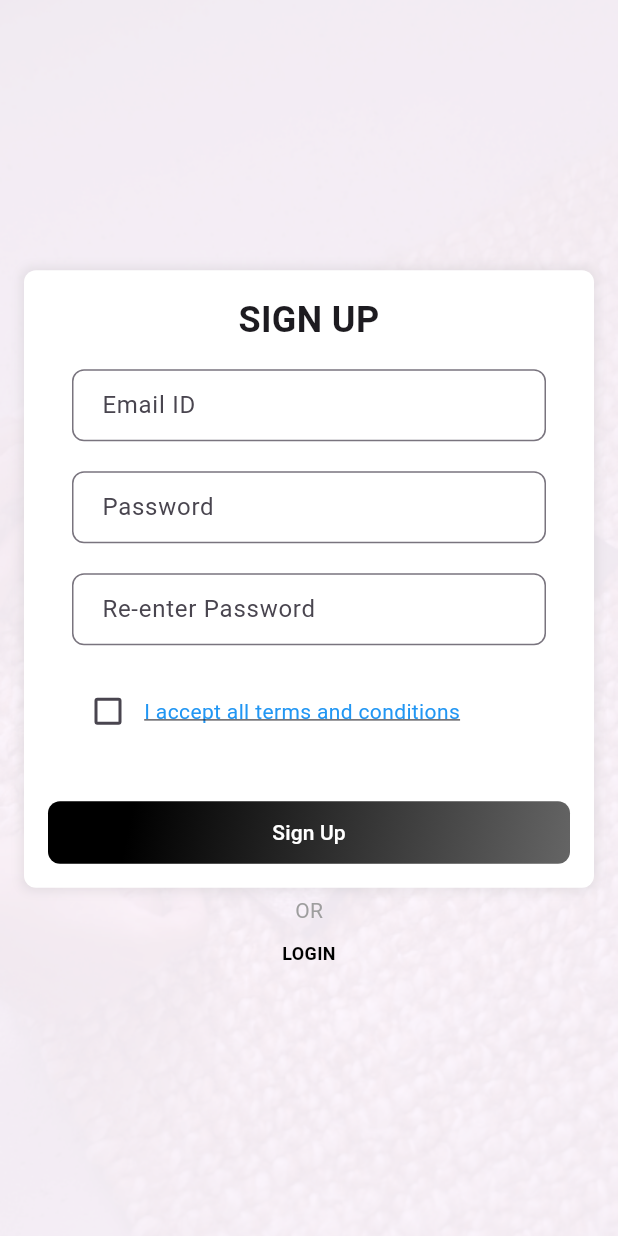
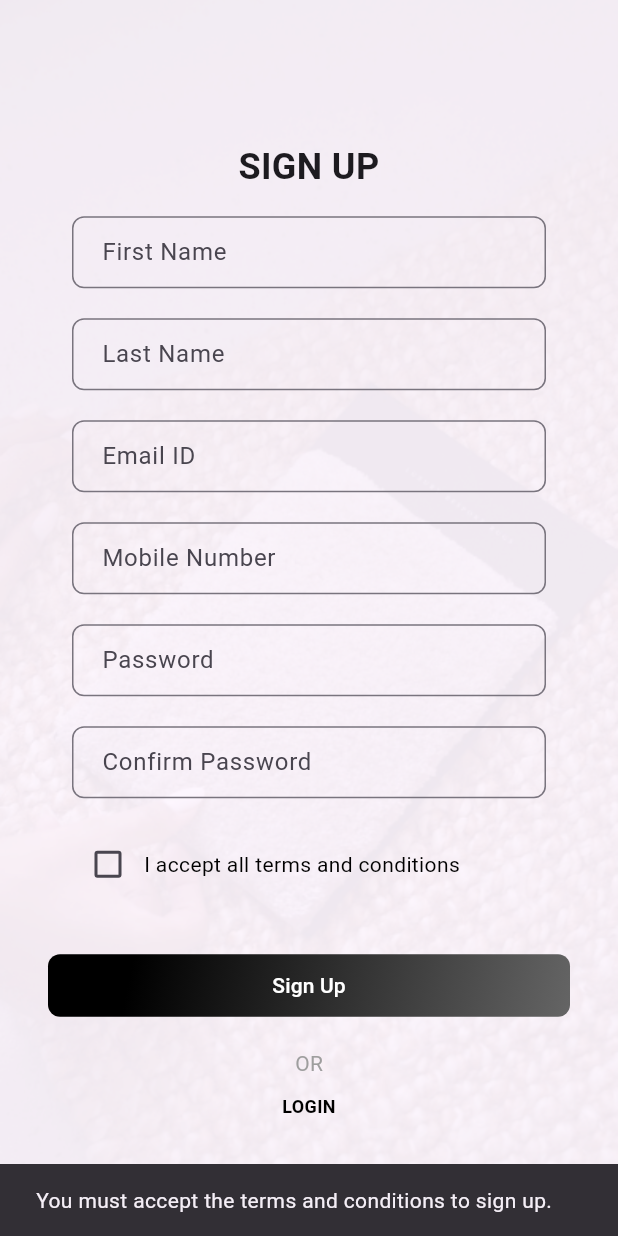
Before and after one commit to amangiriindia/carpet_app, a Flutter app: the screen it shows after launch, after a tap on "Sign Up", on a phone screen of 412 x 824 dp. Run offline on Flutter 3.47's test engine with Material 3 defaults, Android fonts, the phone set to English and light mode, and no system bars; our stand-ins replace palette_generator, shared_preferences.

Commit message:
fixed  design bug and intergration of register api

```diff
--- a/lib/main.dart
+++ b/lib/main.dart
@@ -1,3 +1,4 @@
+import 'package:carpet_app/screens/sign_up_screen.dart';
 import 'package:flutter/material.dart';
 import 'package:provider/provider.dart';
 import 'package:shared_preferences/shared_preferences.dart';
@@ -41,7 +42,8 @@ class MyApp extends StatelessWidget {
       theme: ThemeData(
         primarySwatch: Colors.blue,
       ),
-      home: SplashScreenHandler(isLoggedIn: isLoggedIn), // Use SplashScreenHandler
+      debugShowCheckedModeBanner: false,
+      home: SignUpScreen(), // Use SplashScreenHandler
       routes: {
         '/home': (context) => const HomeScreen(),
         '/collection_screen': (context) => const CollectionScreen(),
@@ -62,22 +64,22 @@ class MyApp extends StatelessWidget {
     );
   }
 }
-
-class SplashScreenHandler extends StatelessWidget {
-  final bool isLoggedIn;
-
-  SplashScreenHandler({required this.isLoggedIn});
-
-  @override
-  Widget build(BuildContext context) {
-    return FutureBuilder(
-      future: Future.delayed(Duration(seconds: 0)), // Simulate splash screen delay
-      builder: (context, snapshot) {
-        if (snapshot.connectionState == ConnectionState.done) {
-          return isLoggedIn ? const HomeScreen() : CustomSplashScreen();
-        }
-        return CustomSplashScreen(); // Show splash screen while loading
-      },
-    );
-  }
-}
+//
+// class SplashScreenHandler extends StatelessWidget {
+//   final bool isLoggedIn;
+//
+//   SplashScreenHandler({required this.isLoggedIn});
+//
+//   @override
+//   Widget build(BuildContext context) {
+//     return FutureBuilder(
+//       future: Future.delayed(Duration(seconds: 0)), // Simulate splash screen delay
+//       builder: (context, snapshot) {
+//         if (snapshot.connectionState == ConnectionState.done) {
+//           return isLoggedIn ? const HomeScreen() : CustomSplashScreen();
+//         }
+//         return CustomSplashScreen(); // Show splash screen while loading
+//       },
+//     );
+//   }
+// }
--- a/lib/screens/sign_up_screen.dart
+++ b/lib/screens/sign_up_screen.dart
@@ -1,23 +1,25 @@
 import 'package:flutter/material.dart';
 import 'package:flutter/services.dart';
 import 'package:shared_preferences/shared_preferences.dart';
-
+import 'package:http/http.dart' as http;
+import 'dart:convert';
 import 'login_screen.dart';
-
 class SignUpScreen extends StatefulWidget {
   @override
   _SignUpScreenState createState() => _SignUpScreenState();
 }
 
 class _SignUpScreenState extends State<SignUpScreen> with SingleTickerProviderStateMixin {
-  late TextEditingController emailController, passwordController, rePasswordController;
+  late TextEditingController firstNameController, lastNameController, emailController, mobileController, passwordController, rePasswordController;
   String? _rePasswordErrorText;
   bool _isTermsAccepted = false;
-
   @override
   void initState() {
     super.initState();
+    firstNameController = TextEditingController();
+    lastNameController = TextEditingController();
     emailController = TextEditingController();
+    mobileController = TextEditingController();
     passwordController = TextEditingController();
     rePasswordController = TextEditingController();
 
@@ -37,26 +39,86 @@ class _SignUpScreenState extends State<SignUpScreen> with SingleTickerProviderSt
 
   @override
   void dispose() {
+    firstNameController.dispose();
+    lastNameController.dispose();
     emailController.dispose();
+    mobileController.dispose();
     passwordController.dispose();
     rePasswordController.dispose();
     super.dispose();
   }
 
-  Future<void> _saveUserInfo() async {
-    SharedPreferences prefs = await SharedPreferences.getInstance();
-    await prefs.setString('email', emailController.text);
-    await prefs.setString('password', passwordController.text);
-  }
-
-  void _signUp() async {
+  Future<void> _signUp() async {
     if (_isTermsAccepted) {
       if (passwordController.text == rePasswordController.text) {
-        await _saveUserInfo();
-        Navigator.pushReplacement(
-          context,
-          MaterialPageRoute(builder: (context) => LoginScreen()),
+        final response = await http.post(
+          Uri.parse('https://email-fp0n.onrender.com/api/auth/register'),
+          headers: <String, String>{
+            'Content-Type': 'application/json; charset=UTF-8',
+          },
+          body: jsonEncode(<String, String>{
+            'firstName': firstNameController.text,
+            'lastName': lastNameController.text,
+            'email': emailController.text,
+            'mobileNumber': mobileController.text,
+            'password': passwordController.text,
+            'confirmPassword': rePasswordController.text,
+          }),
         );
+
+        // Debug print statements to check the response
+        print('Response status: ${response.statusCode}');
+        print('Response body: ${response.body}');
+
+        if (response.statusCode == 201) {
+          // Parse the response
+          final data = jsonDecode(response.body);
+
+          if (response.statusCode == 201) {
+            if (data['success'] == true) {
+              // Show success message
+              ScaffoldMessenger.of(context).showSnackBar(
+                SnackBar(
+                  content: Text(data['message'] ?? 'Registration successful!'),
+                ),
+              );
+
+              // Save user info and navigate to LoginScreen
+              await _saveUserInfo();
+              Navigator.pushReplacement(
+                context,
+                MaterialPageRoute(builder: (context) => LoginScreen()),
+              );
+            } else {
+              ScaffoldMessenger.of(context).showSnackBar(
+                SnackBar(
+                  content: Text(data['message'] ?? 'An error occurred'),
+                ),
+              );
+            }
+          } else {
+            ScaffoldMessenger.of(context).showSnackBar(
+              SnackBar(
+                content: Text(data['message'] ?? 'An error occurred'),
+              ),
+            );
+          }
+        } else if (response.statusCode == 400) {
+          // Handle client-side errors
+          final data = jsonDecode(response.body);
+          ScaffoldMessenger.of(context).showSnackBar(
+            SnackBar(
+              content: Text(data['message'] ?? 'Bad request. Please check your input.'),
+            ),
+          );
+        } else {
+          // Handle unexpected status codes
+          ScaffoldMessenger.of(context).showSnackBar(
+            SnackBar(
+              content: Text('Failed to sign up. Please try again.'),
+            ),
+          );
+        }
       } else {
         setState(() {
           _rePasswordErrorText = 'Passwords do not match';
@@ -70,6 +132,14 @@ class _SignUpScreenState extends State<SignUpScreen> with SingleTickerProviderSt
         ),
       );
     }
+  }
+  Future<void> _saveUserInfo() async {
+    SharedPreferences prefs = await SharedPreferences.getInstance();
+    await prefs.setString('first_name', firstNameController.text);
+    await prefs.setString('last_name', lastNameController.text);
+    await prefs.setString('email', emailController.text);
+    await prefs.setString('mobile', mobileController.text);
+    await prefs.setString('password', passwordController.text);
   }
 
   void _showTermsAndConditions() {
@@ -129,9 +199,25 @@ class _SignUpScreenState extends State<SignUpScreen> with SingleTickerProviderSt
     return Column(
       children: [
         _buildTextField(
+          hintText: 'First Name',
+          controller: firstNameController,
+        ),
+        SizedBox(height: 20),
+        _buildTextField(
+          hintText: 'Last Name',
+          controller: lastNameController,
+        ),
+        SizedBox(height: 20),
+        _buildTextField(
           hintText: 'Email ID',
           controller: emailController,
           keyboardType: TextInputType.emailAddress,
+        ),
+        SizedBox(height: 20),
+        _buildTextField(
+          hintText: 'Mobile Number',
+          controller: mobileController,
+          keyboardType: TextInputType.phone,
         ),
         SizedBox(height: 20),
         _buildTextField(
@@ -144,7 +230,7 @@ class _SignUpScreenState extends State<SignUpScreen> with SingleTickerProviderSt
           crossAxisAlignment: CrossAxisAlignment.stretch,
           children: [
             _buildTextField(
-              hintText: 'Re-enter Password',
+              hintText: 'Confirm Password',
               controller: rePasswordController,
               obscureText: true,
               height: 48,
@@ -179,8 +265,7 @@ class _SignUpScreenState extends State<SignUpScreen> with SingleTickerProviderSt
               child: Text(
                 'I accept all terms and conditions',
                 style: TextStyle(
-                  color: Colors.blue,
-                  decoration: TextDecoration.underline,
+                  color: Colors.black,
                 ),
               ),
             ),
@@ -220,11 +305,11 @@ class _SignUpScreenState extends State<SignUpScreen> with SingleTickerProviderSt
                     Container(
                       padding: const EdgeInsets.all(16.0),
                       decoration: BoxDecoration(
-                        color: Colors.white,
+                        color: Colors.transparent,
                         borderRadius: BorderRadius.circular(8),
                         boxShadow: [
                           BoxShadow(
-                            color: Colors.grey.withOpacity(0.2),
+                            color: Colors.white.withOpacity(0.0),
                             spreadRadius: 2,
                             blurRadius: 5,
                           ),
--- a/pubspec.yaml
+++ b/pubspec.yaml
@@ -1,13 +1,12 @@
 name: carpet_app
 description: "A new Flutter project."
 
-publish_to: 'none' # Remove this line if you wish to publish to pub.dev
+publish_to: 'none'
 
 version: 1.0.0+1
 
 environment:
   sdk: '>=3.3.3 <4.0.0'
-
 
 dependencies:
   flutter:
@@ -19,8 +18,8 @@ dependencies:
   flutter_launcher_icons: ^0.13.1
   image: ^4.2.0
   shared_preferences: ^2.2.3
-
   cupertino_icons: ^1.0.6
+  http: ^1.2.2
 
 dev_dependencies:
   flutter_test:
@@ -47,6 +46,7 @@ flutter:
     - assets/banner/
     - assets/guide/
     - assets/products/
+    - assets/image/
 
 
 
```
Also changed, not shown: lib/navigation_manager.dart (+7 -4 lines), lib/screens/home_screen.dart (+55 -2 lines), assets/image/home_heading_icon.png (added), assets/image/navbar_home_icon.png (added), assets/image/navbar_like_icon.png (added), assets/image/navbar_search_icon.png (added), pubspec.lock.
